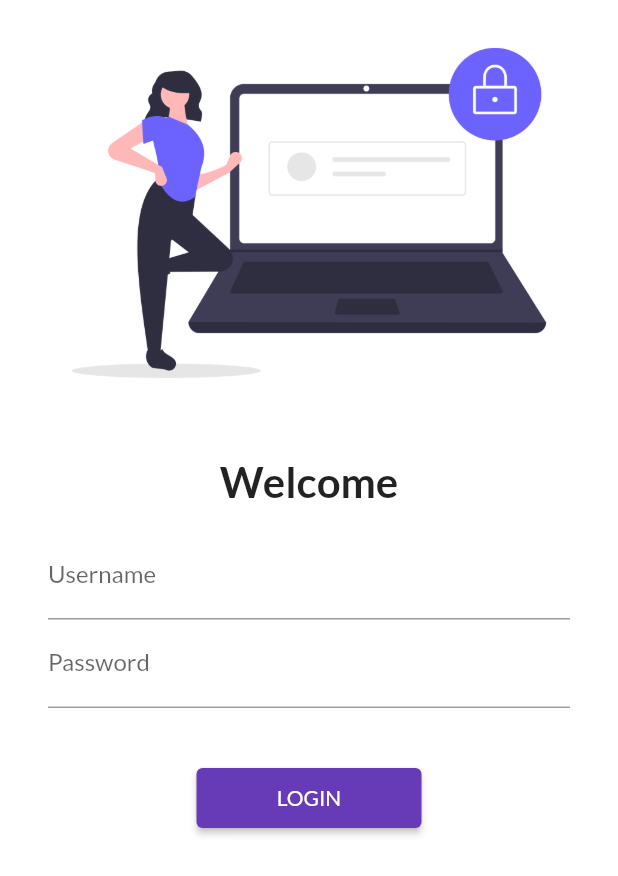
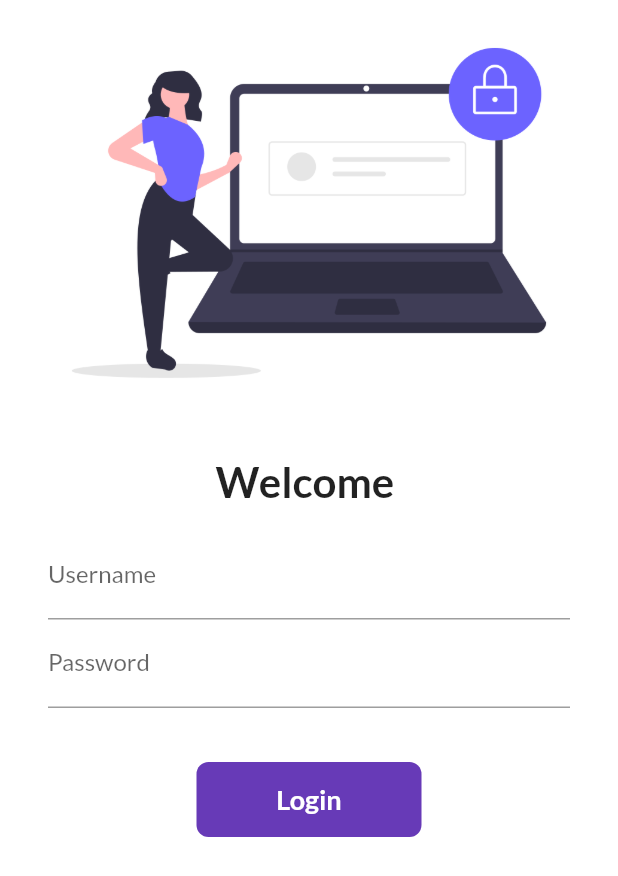
Before and after one commit to loveleenkaurnancy/30DaysOfFlutter, a Flutter app: the screen it shows after launch, on a phone screen of 412 x 824 dp. Shown: the top 876 px of the screen. Run offline on Flutter 3.47's test engine with Material 2 defaults, Android fonts, the phone set to English and light mode, and no system bars; our stand-ins replace google_fonts.

```diff
--- a/lib/pages/login_page.dart
+++ b/lib/pages/login_page.dart
@@ -1,7 +1,16 @@
 import 'package:flutter/material.dart';
 import 'package:flutter_demo/utils/routes.dart';
 
-class LoginPage extends StatelessWidget {
+class LoginPage extends StatefulWidget {
+  @override
+  _LoginPageState createState() => _LoginPageState();
+}
+
+class _LoginPageState extends State<LoginPage> {
+
+  String name = "";
+  bool changeButton = false;
+
   @override
   Widget build(BuildContext context) {
     return Material(
@@ -13,7 +22,7 @@ class LoginPage extends StatelessWidget {
                 fit: BoxFit.cover,),
               SizedBox(height: 20,),
               Text(
-                "Welcome",
+                "Welcome $name",
                 style: TextStyle(fontSize: 28, fontWeight: FontWeight.bold),
               ),
               Padding(padding: const EdgeInsets.symmetric(vertical : 16, horizontal :32),
@@ -24,6 +33,12 @@ class LoginPage extends StatelessWidget {
                           hintText: "Enter Username",
                           labelText: "Username"
                       ) ,
+                      onChanged: (value) {
+                        name = value;
+                        setState(() {
+
+                        });
+                      },
                     ),
                     TextFormField(
                       obscureText: true,
@@ -35,11 +50,38 @@ class LoginPage extends StatelessWidget {
                   ],
                 ),),
               SizedBox(height: 20,),
-              ElevatedButton(onPressed: () {
-                Navigator.pushNamed(context, MyRoutes.homeRoute);
-              },
-                  style : TextButton.styleFrom(minimumSize: Size(150, 40)),
-                  child: Text("LOGIN"))
+              InkWell(
+                onTap: () async {
+                  setState(() {
+                    changeButton = true;
+                  });
+
+                  await Future.delayed(Duration(seconds: 1));
+                  Navigator.pushNamed(context, MyRoutes.homeRoute);
+
+                },
+                child: AnimatedContainer(
+                  duration: Duration(seconds: 1),
+                  width: changeButton ? 80 : 150,
+                  height: 50,
+                  alignment: Alignment.center,
+                  child: changeButton ? Icon(
+                    Icons.done,
+                    color: Colors.white,
+                  ) : Text("Login",
+                    style: TextStyle(color: Colors.white, fontWeight: FontWeight.bold, fontSize: 18),),
+                  decoration: BoxDecoration(
+                      color: Colors.deepPurple,
+                      // shape: changeButton ? BoxShape.circle : BoxShape.rectangle,
+                      borderRadius: BorderRadius.circular(changeButton ? 20 :8),
+                  ),
+                ),
+              ),
+              // ElevatedButton(onPressed: () {
+              //   Navigator.pushNamed(context, MyRoutes.homeRoute);
+              // },
+              //     style : TextButton.styleFrom(minimumSize: Size(150, 40)),
+              //     child: Text("LOGIN"))
             ],
           ),
         ));
```
